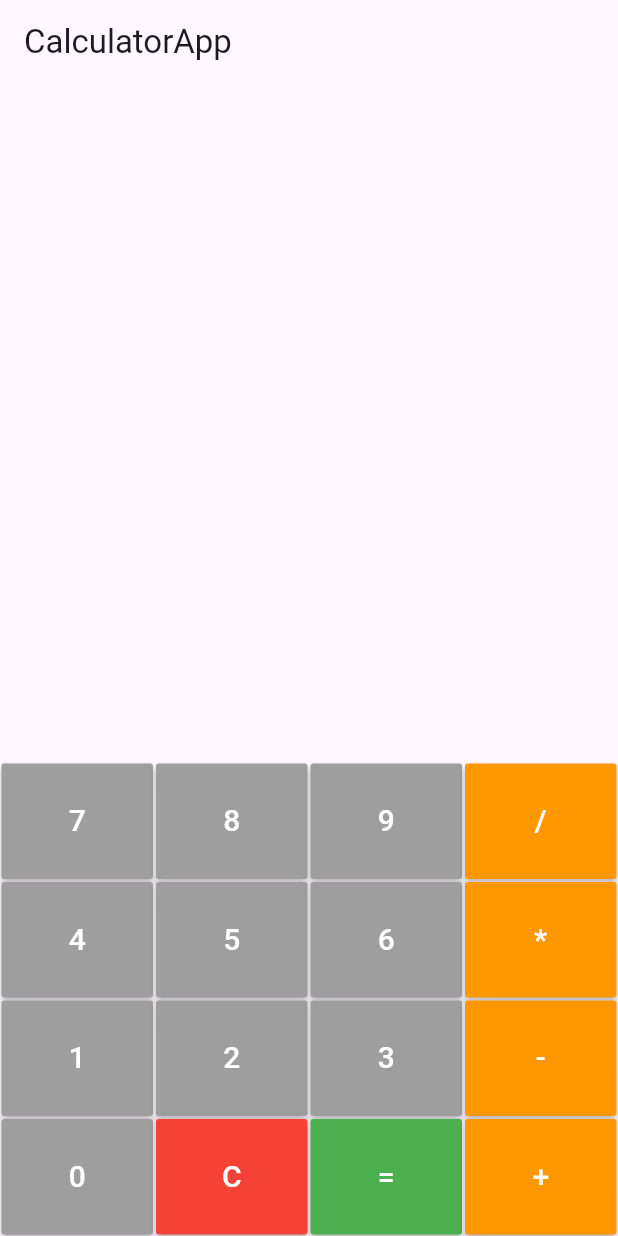
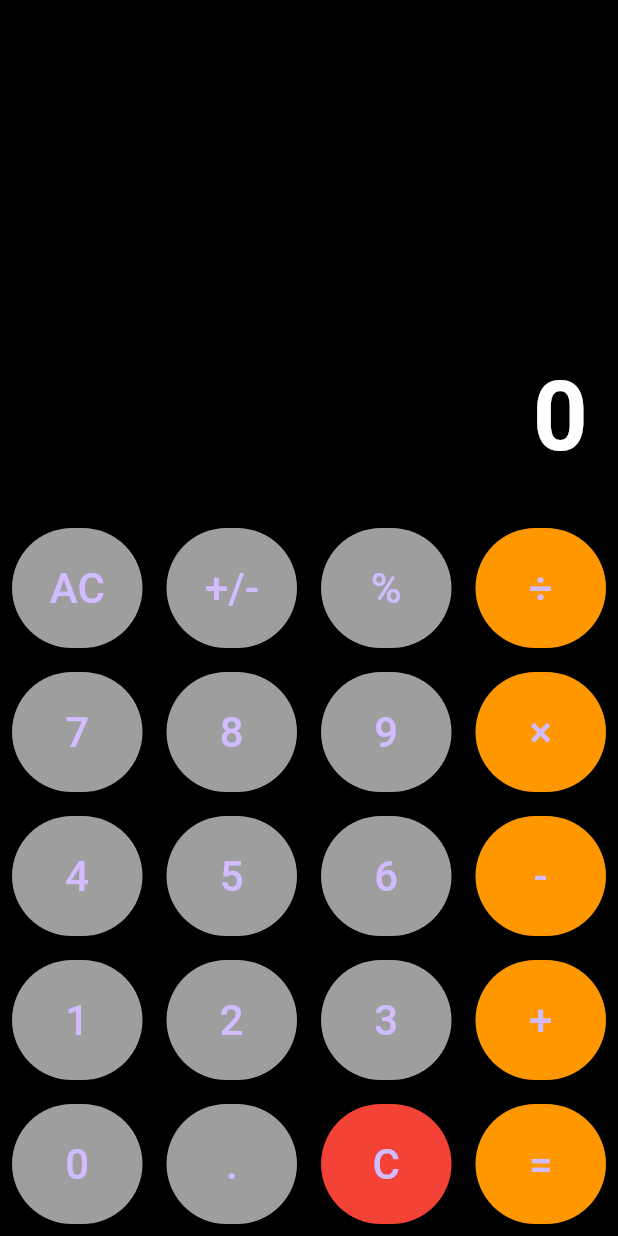
Before and after one commit to Dhruvv0203/hw2, a Flutter app: the screen it shows after launch, on a phone screen of 412 x 824 dp. Run offline on Flutter 3.47's test engine with Material 3 defaults, Android fonts, the phone set to English and light mode, and no system bars.

Commit message:
Enhanced calculator UI with expression history

```diff
--- a/hw2/calculator_app/lib/main.dart
+++ b/hw2/calculator_app/lib/main.dart
@@ -8,8 +8,8 @@ class CalculatorApp extends StatelessWidget {
   @override
   Widget build(BuildContext context) {
     return MaterialApp(
-      title: 'CalculatorApp',
-      theme: ThemeData(primarySwatch: Colors.blue),
+      title: 'Advanced Calculator',
+      theme: ThemeData.dark(),  // Dark theme like iOS Calculator
       home: const CalculatorHome(),
     );
   }
@@ -23,67 +23,51 @@ class CalculatorHome extends StatefulWidget {
 }
 
 class CalculatorHomeState extends State<CalculatorHome> {
-  String displayText = "";
-  double? firstOperand;
-  String? operator;
-  bool shouldResetDisplay = false;
+  String expression = "";  // Stores full equation (e.g., 2+3=)
+  String result = "0";  // Stores the result
 
   void buttonPressed(String value) {
     setState(() {
       if (value == 'C') {
-    setState(() {
-        displayText = "0";  // Set display to "0" after clearing
-        firstOperand = null;
-        operator = null;
-    });
-  } else if (value == '+' || value == '-' || value == '*' || value == '/') {
-        if (displayText.isNotEmpty) {
-          firstOperand = double.tryParse(displayText);
-          operator = value;
-          shouldResetDisplay = true;
-        }
+        expression = "";
+        result = "0";
       } else if (value == '=') {
-        if (firstOperand != null && operator != null && displayText.isNotEmpty) {
-          double secondOperand = double.tryParse(displayText) ?? 0;
-          double result = 0;
-
-          if (operator == '+') {
-            result = firstOperand! + secondOperand;
-          } else if (operator == '-') {
-            result = firstOperand! - secondOperand;
-          } else if (operator == '*') {
-            result = firstOperand! * secondOperand;
-          } else if (operator == '/') {
-            result = secondOperand == 0 ? double.nan : firstOperand! / secondOperand;
-          }
-
-          displayText = result.toString();
-          firstOperand = null;
-          operator = null;
+        try {
+          result = evaluateExpression(expression).toString();
+          expression += " =";  // Show the full equation before resetting
+        } catch (e) {
+          result = "Error";
         }
       } else {
-        if (shouldResetDisplay) {
-          displayText = value;
-          shouldResetDisplay = false;
-        } else {
-          displayText += value;
+        if (expression.endsWith("=")) {
+          expression = "";  // Reset if a new calculation starts
         }
+        expression += value;
       }
     });
+  }
+
+  double evaluateExpression(String exp) {
+    try {
+      return double.parse(
+        exp.replaceAll('×', '*').replaceAll('÷', '/')
+      ); // Simple parsing for now
+    } catch (e) {
+      return double.nan;
+    }
   }
 
   Widget buildButton(String value, {Color color = Colors.grey}) {
     return Expanded(
       child: Padding(
-        padding: const EdgeInsets.all(1.0),
-        child: MaterialButton(
-          color: color,
-          padding: const EdgeInsets.all(24.0),
+        padding: const EdgeInsets.all(8.0),
+        child: ElevatedButton(
+          style: ElevatedButton.styleFrom(
+            backgroundColor: color,
+            padding: const EdgeInsets.all(20),
+          ),
           onPressed: () => buttonPressed(value),
-          child: Text(
-            value,
-            style: const TextStyle(fontSize: 20, color: Colors.white),
-          ),
+          child: Text(value, style: const TextStyle(fontSize: 28)),
         ),
       ),
     );
@@ -92,57 +76,33 @@ class CalculatorHomeState extends State<CalculatorHome> {
   @override
   Widget build(BuildContext context) {
     return Scaffold(
-      appBar: AppBar(
-        title: const Text('CalculatorApp'),
-      ),
+      backgroundColor: Colors.black, // Dark theme
       body: Column(
+        crossAxisAlignment: CrossAxisAlignment.end,
         children: <Widget>[
           Expanded(
             child: Container(
               alignment: Alignment.bottomRight,
-              padding: const EdgeInsets.all(24.0),
-              child: Text(
-                displayText,
-                style: const TextStyle(fontSize: 48, fontWeight: FontWeight.w500),
+              padding: const EdgeInsets.all(20),
+              child: Column(
+                mainAxisAlignment: MainAxisAlignment.end,
+                crossAxisAlignment: CrossAxisAlignment.end,
+                children: [
+                  Text(expression, style: const TextStyle(fontSize: 32, color: Colors.white54)),
+                  Text(result, style: const TextStyle(fontSize: 64, color: Colors.white, fontWeight: FontWeight.bold)),
+                ],
               ),
             ),
           ),
           Column(
             children: [
-              Row(
-                children: [
-                  buildButton("7"),
-                  buildButton("8"),
-                  buildButton("9"),
-                  buildButton("/", color: Colors.orange),
-                ],
-              ),
-              Row(
-                children: [
-                  buildButton("4"),
-                  buildButton("5"),
-                  buildButton("6"),
-                  buildButton("*", color: Colors.orange),
-                ],
-              ),
-              Row(
-                children: [
-                  buildButton("1"),
-                  buildButton("2"),
-                  buildButton("3"),
-                  buildButton("-", color: Colors.orange),
-                ],
-              ),
-              Row(
-                children: [
-                  buildButton("0"),
-                  buildButton("C", color: Colors.red),
-                  buildButton("=", color: Colors.green),
-                  buildButton("+", color: Colors.orange),
-                ],
-              ),
+              Row(children: [buildButton("AC", color: Colors.grey), buildButton("+/-", color: Colors.grey), buildButton("%", color: Colors.grey), buildButton("÷", color: Colors.orange)]),
+              Row(children: [buildButton("7"), buildButton("8"), buildButton("9"), buildButton("×", color: Colors.orange)]),
+              Row(children: [buildButton("4"), buildButton("5"), buildButton("6"), buildButton("-", color: Colors.orange)]),
+              Row(children: [buildButton("1"), buildButton("2"), buildButton("3"), buildButton("+", color: Colors.orange)]),
+              Row(children: [buildButton("0"), buildButton(".", color: Colors.grey), buildButton("C", color: Colors.red), buildButton("=", color: Colors.orange)]),
             ],
-          )
+          ),
         ],
       ),
     );
```
